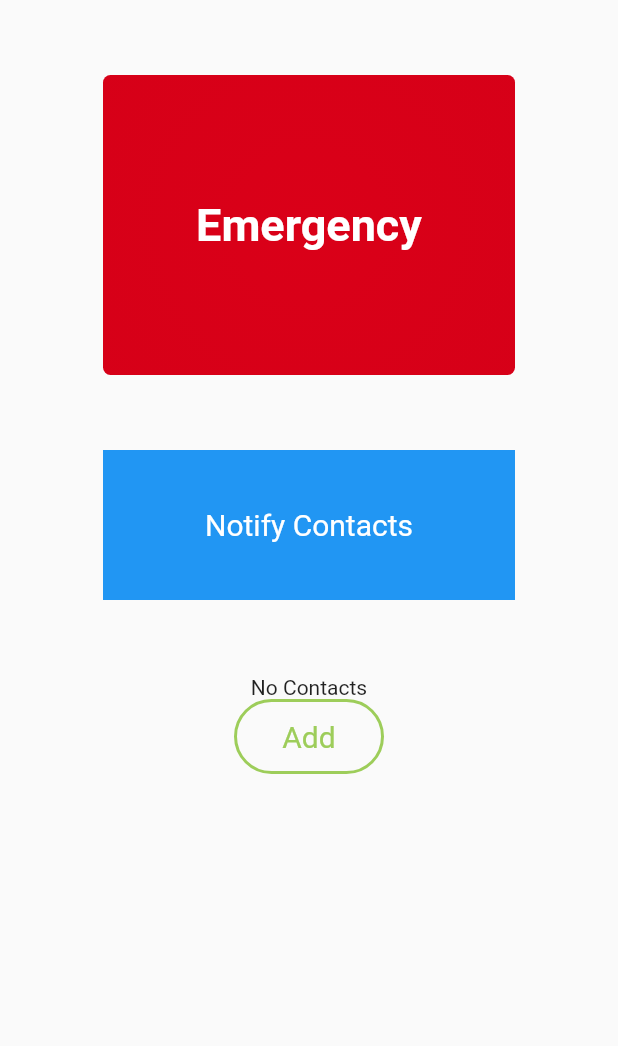
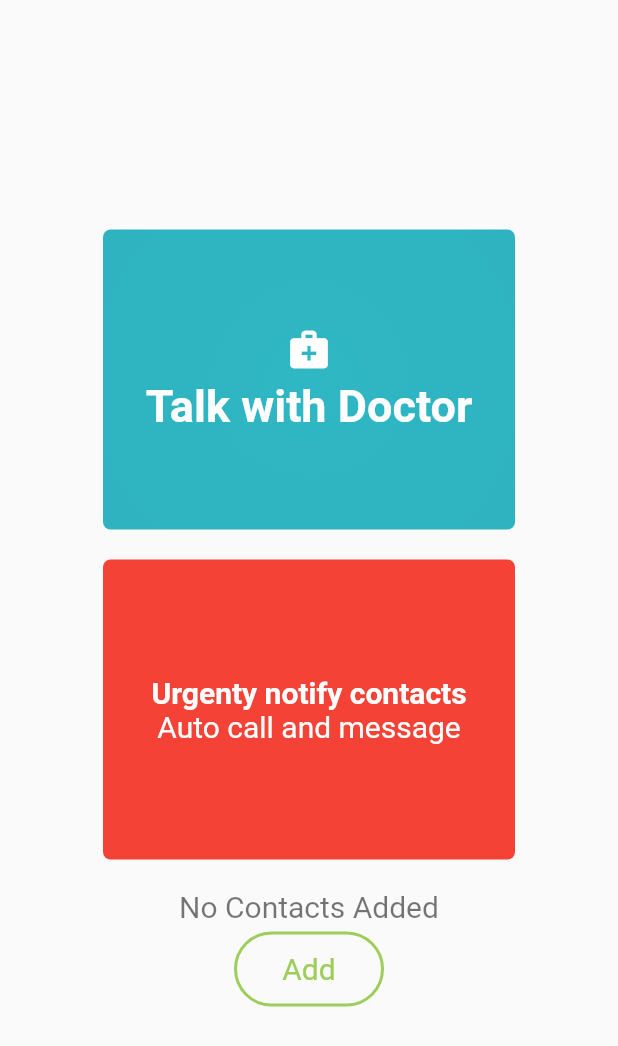
Before and after one commit to PregaDiet/PregaDietApp, a Flutter app: the ContactScreen widget shown alone on an empty page, opened directly, on a phone screen of 412 x 824 dp. Shown: the top 1046 px of the screen. Run offline on Flutter 3.47's test engine with Material 2 defaults, Android fonts, the phone set to English and light mode, and no system bars; our stand-ins replace bloc, cloud_firestore, convex_bottom_bar, country_code_picker, equatable, firebase_auth and 5 more; missing offline and left inert: flutter_barcode_scanner; accounts and stored records are empty; network calls fail.

Commit message:
Ui enhancements

```diff
--- /dev/null
+++ b/lib/contact/model/aasha_contact.dart
@@ -0,0 +1,22 @@
+class AashaContact {
+  final String name;
+  final String phone;
+  AashaContact({
+    required this.name,
+    required this.phone,
+  });
+
+  Map<String, dynamic> toMap() {
+    return {
+      'name': name,
+      'phone': phone,
+    };
+  }
+
+  factory AashaContact.fromMap(Map<String, dynamic> map) {
+    return AashaContact(
+      name: map['name'],
+      phone: map['phone'],
+    );
+  }
+}
--- a/lib/contact/screen/contact_screen.dart
+++ b/lib/contact/screen/contact_screen.dart
@@ -1,5 +1,6 @@
 import 'package:flutter/material.dart';
 import 'package:prega_diet/contact/screen/widgets/emergency_contacts_widget.dart';
+import 'package:prega_diet/contact/screen/widgets/notify_contacts_button.dart';
 import 'widgets/emergency_button.dart';
 
 class ContactScreen extends StatelessWidget {
@@ -9,28 +10,16 @@ class ContactScreen extends StatelessWidget {
   Widget build(BuildContext context) {
     return SafeArea(
       child: Center(
-        child: Column(
-          children: [
-            SizedBox(height: 50),
-            EmergencyButton(),
-            SizedBox(height: 50),
-            Container(
-              width: MediaQuery.of(context).size.width / 1.5,
-              height: 100,
-              alignment: Alignment.center,
-              decoration: BoxDecoration(color: Colors.blue),
-              child: Text(
-                'Notify Contacts',
-                style: TextStyle(
-                  fontSize: 20,
-                  fontWeight: FontWeight.w400,
-                  color: Colors.white,
-                ),
-              ),
-            ),
-            SizedBox(height: 50),
-            EmergencyContactsWidget(),
-          ],
+        child: SingleChildScrollView(
+          child: Column(
+            children: [
+              EmergencyButton(),
+              SizedBox(height: 20),
+              NotifyContactsButon(),
+              SizedBox(height: 20),
+              EmergencyContactsWidget(),
+            ],
+          ),
         ),
       ),
     );
--- a/lib/contact/screen/widgets/emergency_button.dart
+++ b/lib/contact/screen/widgets/emergency_button.dart
@@ -1,15 +1,53 @@
 import 'package:flutter/material.dart';
+import 'package:flutter_bloc/flutter_bloc.dart';
+import 'package:prega_diet/contact/cubit/contact_cubit.dart';
+import 'package:prega_diet/contact/repository/contact_repository.dart';
+import 'package:prega_diet/contact/screen/aasha_screen.dart';
+import 'package:prega_diet/login/cubit/login_cubit.dart';
 
 class EmergencyButton extends StatelessWidget {
   const EmergencyButton({Key? key}) : super(key: key);
 
   @override
   Widget build(BuildContext context) {
-    return Container(
-      child: Text(
-        'Emergency',
+    return InkWell(
+      onTap: () async {
+        final city = context.read<LoginCubit>().state.userDetails.city;
+        final result = await context.read<ContactRepository>().getAasha(city);
+
+        if (result != null) {
+          Navigator.push(
+              context,
+              MaterialPageRoute(
+                  builder: (context) => AashaScreen(contact: result)));
+        }
+      },
+      child: Container(
+        child: Column(
+          mainAxisSize: MainAxisSize.min,
+          children: [
+            Icon(
+              Icons.medical_services,
+              color: Colors.white,
+              size: 30,
+            ),
+            SizedBox(height: 5),
+            Text(
+              'Talk with Doctor',
               style: TextStyle(
-            fontSize: 30, color: Colors.white, fontWeight: FontWeight.bold),
+                  fontSize: 30,
+                  color: Colors.white,
+                  fontWeight: FontWeight.bold),
+            ),
+            // SizedBox(height: 5),
+            // Text(
+            //   'Talk with Doctor',
+            //   style: TextStyle(
+            //     fontSize: 20,
+            //     color: Colors.white,
+            //   ),
+            // ),
+          ],
         ),
         alignment: Alignment.center,
         height: 200,
@@ -18,13 +56,14 @@ class EmergencyButton extends StatelessWidget {
           color: Colors.red,
           gradient: RadialGradient(
             colors: [
-            Color(0xffda0018),
-            Color(0xff5d040a),
+              Color(0xff2FB7C3),
+              Color(0xff322775),
             ],
             radius: 30,
           ),
           borderRadius: BorderRadius.circular(5),
         ),
+      ),
     );
   }
 }
--- /dev/null
+++ b/lib/contact/screen/widgets/notify_contacts_button.dart
@@ -0,0 +1,47 @@
+import 'package:flutter/material.dart';
+import 'package:flutter_bloc/flutter_bloc.dart';
+import 'package:prega_diet/contact/cubit/contact_cubit.dart';
+import 'package:prega_diet/login/cubit/login_cubit.dart';
+
+class NotifyContactsButon extends StatelessWidget {
+  const NotifyContactsButon({Key? key}) : super(key: key);
+
+  @override
+  Widget build(BuildContext context) {
+    return InkWell(
+      onTap: () {
+        final details = context.read<LoginCubit>().state.userDetails;
+        final name = details.firstName + '' + details.lastName;
+        context.read<ContactCubit>().notifyContacts(name);
+      },
+      child: Container(
+        width: MediaQuery.of(context).size.width / 1.5,
+        height: 200,
+        alignment: Alignment.center,
+        decoration: BoxDecoration(
+            color: Colors.red, borderRadius: BorderRadius.circular(5)),
+        child: Column(
+          mainAxisSize: MainAxisSize.min,
+          children: [
+            Text(
+              'Urgenty notify contacts',
+              style: TextStyle(
+                fontSize: 20,
+                fontWeight: FontWeight.bold,
+                color: Colors.white,
+              ),
+            ),
+            Text(
+              'Auto call and message',
+              style: TextStyle(
+                fontSize: 20,
+                fontWeight: FontWeight.w400,
+                color: Colors.white,
+              ),
+            ),
+          ],
+        ),
+      ),
+    );
+  }
+}
--- a/lib/profile/screen/profile_screen.dart
+++ b/lib/profile/screen/profile_screen.dart
@@ -9,12 +9,13 @@ class ProfileScreen extends StatelessWidget {
 
   @override
   Widget build(BuildContext context) {
+    final details = context.read<LoginCubit>().state.userDetails;
     return Center(
       child: Column(
         children: [
           Spacer(),
           Text(
-            context.read<LoginCubit>().state.userDetails.firstName,
+            details.firstName + ' ' + details.lastName,
             style: TextStyle(
               fontSize: 30,
               fontWeight: FontWeight.bold,
@@ -24,7 +25,7 @@ class ProfileScreen extends StatelessWidget {
             height: 5,
           ),
           Text(
-            context.read<LoginCubit>().state.userDetails.lastName,
+            context.read<LoginCubit>().state.userDetails.city,
             style: TextStyle(
               fontSize: 30,
               fontWeight: FontWeight.bold,
```
Also changed, not shown: lib/common/get_location.dart (added, +29 -0 lines), lib/contact/cubit/contact_cubit.dart (+36 -4 lines), lib/contact/repository/contact_repository.dart (+41 -1 lines), lib/contact/screen/aasha_screen.dart (added, +57 -0 lines), lib/contact/screen/add_contact_screen.dart (+16 -2 lines), lib/contact/screen/widgets/emergency_contacts_widget.dart (+38 -6 lines), lib/homescreen.dart (+4 -4 lines), lib/hospitals/repository/hospitals_repository.dart (+1 -28 lines), lib/scan/repository/scan_repository.dart (+12 -2 lines), lib/signUp/screen/sign_up_screen.dart (+48 -11 lines). Lines whose indentation alone changed are shown as unchanged.
